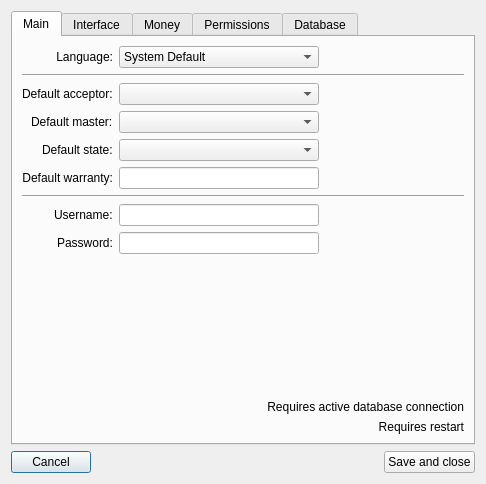
Qt form RepairCenter/settings.ui (Feo-d-oR/YARC) before a commit.
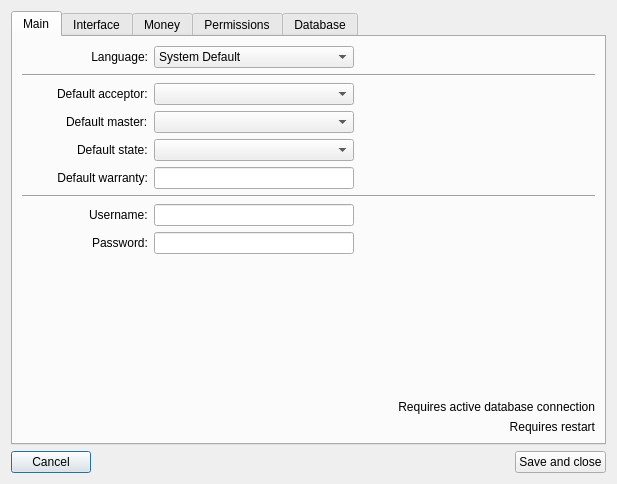
The same form after that commit. Icons and pictures are not drawn.

```diff
--- a/RepairCenter/settings.ui
+++ b/RepairCenter/settings.ui
@@ -6,7 +6,7 @@
    <rect>
     <x>0</x>
     <y>0</y>
-    <width>486</width>
+    <width>617</width>
     <height>484</height>
    </rect>
   </property>
```
Left out of the diff: 7 changed lines with no effect on the pictures.
